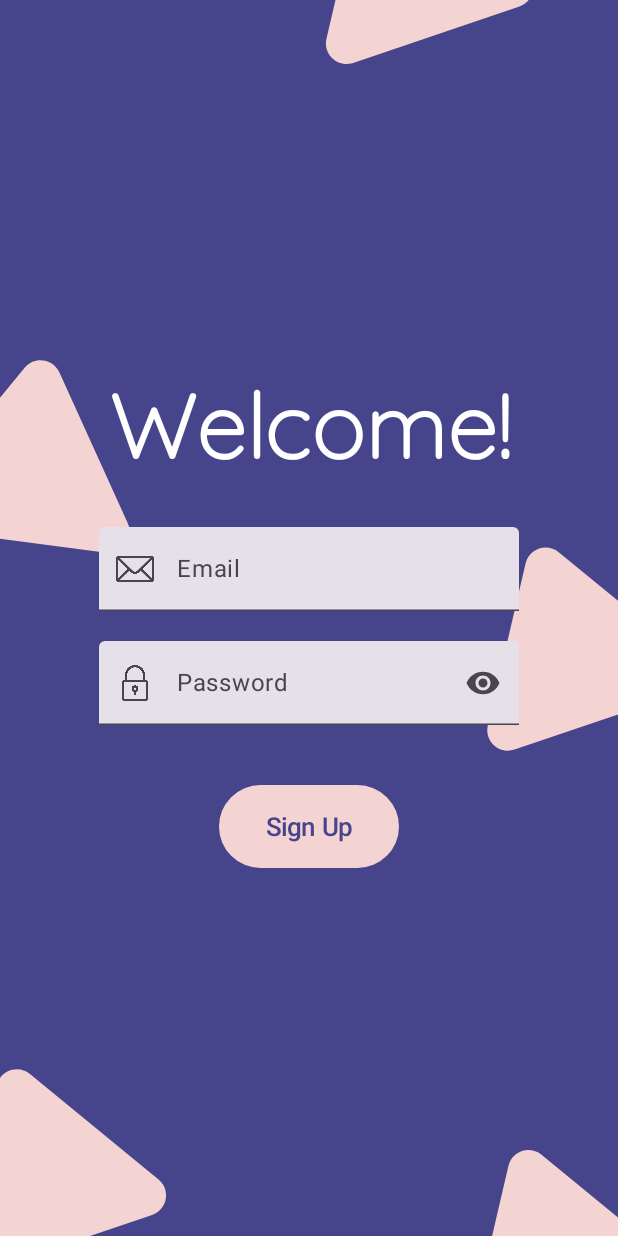
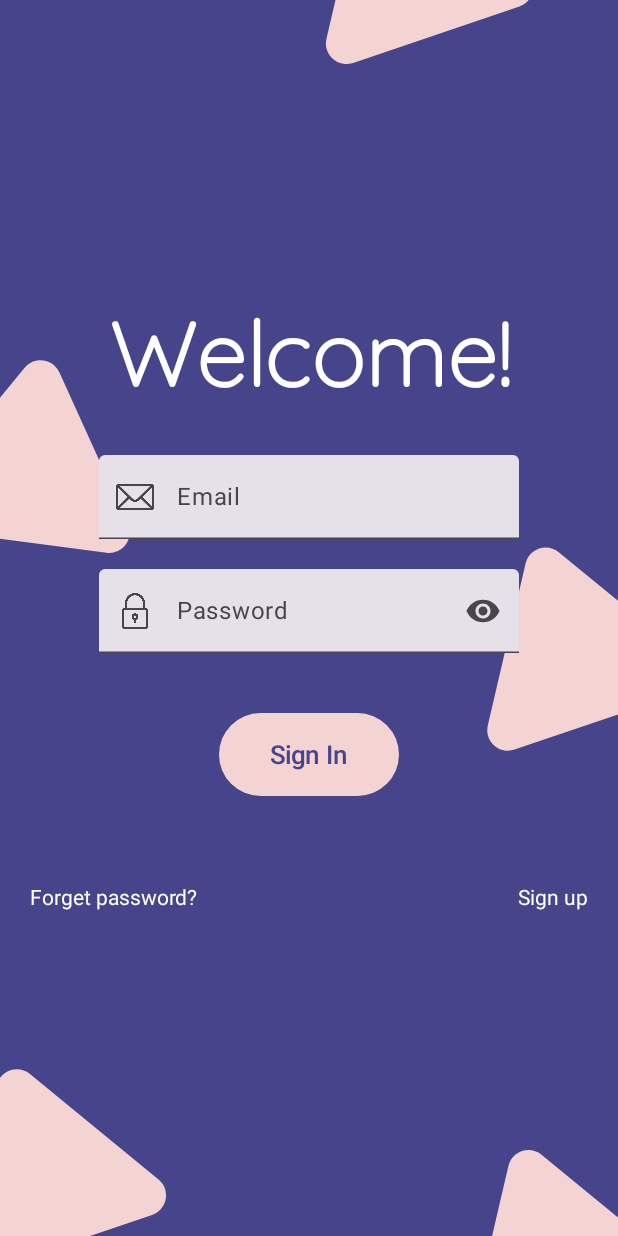
Before and after one commit to BrayanOB2003/Gruppen_App, an Android app built with Jetpack Compose: the screen it shows after launch (MainActivity), on a phone screen of 412 x 824 dp. Run offline under Robolectric (Android 15) with nearby library versions, the phone set to English and light mode, and no system bars.

Commit message:
Added redirect text into login

```diff
--- a/app/src/main/java/com/project/gruppen/screens/Login.kt
+++ b/app/src/main/java/com/project/gruppen/screens/Login.kt
@@ -1,20 +1,25 @@
 package com.project.gruppen.screens
 
+import androidx.compose.foundation.clickable
 import androidx.compose.foundation.layout.Arrangement
 import androidx.compose.foundation.layout.Column
+import androidx.compose.foundation.layout.Row
 import androidx.compose.foundation.layout.Spacer
 import androidx.compose.foundation.layout.fillMaxHeight
 import androidx.compose.foundation.layout.fillMaxWidth
 import androidx.compose.foundation.layout.height
+import androidx.compose.foundation.layout.padding
 import androidx.compose.material3.Text
 import androidx.compose.runtime.Composable
 import androidx.compose.runtime.getValue
 import androidx.compose.runtime.mutableStateOf
+import androidx.compose.runtime.remember
 import androidx.compose.runtime.saveable.rememberSaveable
 import androidx.compose.runtime.setValue
 import androidx.compose.ui.Alignment
 import androidx.compose.ui.Modifier
 import androidx.compose.ui.graphics.Color
+import androidx.compose.ui.res.colorResource
 import androidx.compose.ui.res.stringResource
 import androidx.compose.ui.text.font.Font
 import androidx.compose.ui.text.font.FontFamily
@@ -35,8 +40,10 @@ import com.project.gruppen.screens.components.TextFieldPassword
 fun Login(){
     var passwordText by rememberSaveable { mutableStateOf("") }
     var emailText by rememberSaveable { mutableStateOf("") }
+    val isChecked = remember { mutableStateOf(false) }
 
     ImageBackground(drawableId = R.drawable.background2) {
+
         Column(
             modifier = Modifier
                 .fillMaxWidth()
@@ -52,9 +59,33 @@ fun Login(){
             Spacer(modifier = Modifier.height(30.dp))
             TextFieldEmail(emailText = emailText, onEmailChange ={emailText = it})
             Spacer(modifier = Modifier.height(20.dp))
-            TextFieldPassword(passwordText = passwordText,  onPasswordChange = {passwordText = it})
+            Column {
+                TextFieldPassword(passwordText = passwordText,  onPasswordChange = {passwordText = it})
+            }
+
             Spacer(modifier = Modifier.height(40.dp))
-            Button(stringResource(id = R.string.register_button_text))
+            Button(stringResource(id = R.string.login_button_text))
+            Spacer(modifier = Modifier.height(40.dp))
+
+            Row(
+                modifier = Modifier.fillMaxWidth(),
+                horizontalArrangement = Arrangement.SpaceBetween
+            ) {
+                Text(
+                    text = stringResource(id = R.string.forget_password_text),
+                    color = colorResource(id = R.color.white),
+                    modifier = Modifier.padding(20.dp).clickable {
+
+                    }
+                )
+                Text(
+                    text = stringResource(id = R.string.sign_up_text),
+                    color = colorResource(id = R.color.white),
+                    modifier = Modifier.padding(20.dp).clickable {
+
+                    }
+                )
+            }
         }
     }
 }
--- a/app/src/main/res/values/strings.xml
+++ b/app/src/main/res/values/strings.xml
@@ -27,4 +27,9 @@
 
     <string name="login_button_text">Sign In</string>
     <string name="register_button_text">Sign Up</string>
+
+    <string name="remember_button_text">Remember me</string>
+    <string name="forget_password_text">Forget password?</string>
+    <string name="sign_up_text">Sign up</string>
+
 </resources>
```
Also changed, not shown: app/src/main/java/com/project/gruppen/screens/components/SessionComponents.kt (+23 -0 lines).
